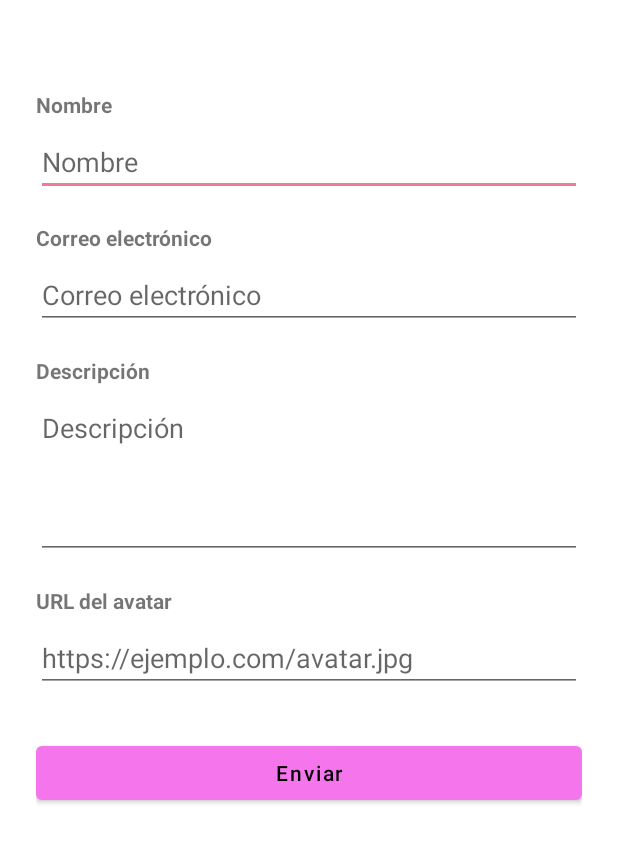
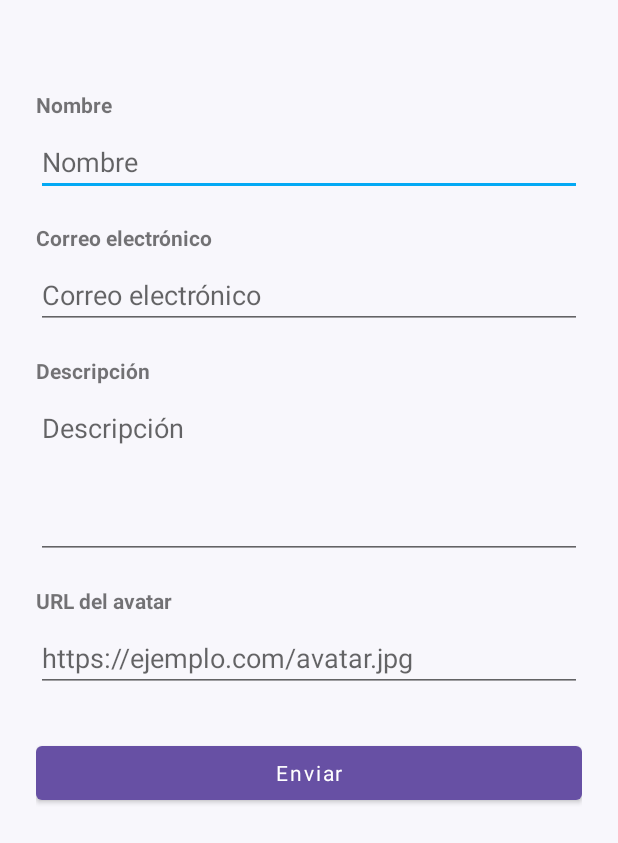
Before and after one commit to Japlaz23/perfil_usuari, an Android app: the screen it shows after launch (QuestActivity), on a phone screen of 412 x 824 dp. Shown: the top 843 px of the screen. Run offline under Robolectric (Android 15) with nearby library versions, the phone set to English and light mode, and no system bars.

Commit message:
Aplicando estilos

```diff
--- a/app/src/main/res/layout/quest.xml
+++ b/app/src/main/res/layout/quest.xml
@@ -85,6 +85,7 @@
 
         <Button
             android:id="@+id/enviarbtn"
+            style="@style/AppButton"
             android:layout_width="match_parent"
             android:layout_height="wrap_content"
             android:layout_marginTop="30dp"
--- a/app/src/main/res/layout/result.xml
+++ b/app/src/main/res/layout/result.xml
@@ -81,6 +81,7 @@
 
         <Button
             android:id="@+id/backButton"
+            style="@style/AppButton"
             android:layout_width="match_parent"
             android:layout_height="wrap_content"
             android:layout_marginTop="32dp"
--- a/app/src/main/res/values-night/themes.xml
+++ b/app/src/main/res/values-night/themes.xml
@@ -1,16 +1,28 @@
-<resources xmlns:tools="http://schemas.android.com/tools">
-    <!-- Base application theme. -->
-    <style name="Theme.Perfil_usuari" parent="Theme.MaterialComponents.DayNight.NoActionBar">
-        <!-- Primary brand color. -->
-        <item name="colorPrimary">#F475EC</item>
-        <item name="colorPrimaryVariant">#298DE9</item>
-        <item name="colorOnPrimary">#000000</item>
-        <!-- Secondary brand color. -->
-        <item name="colorSecondary">#F27A99</item>
-        <item name="colorSecondaryVariant">#F8487A</item>
-        <item name="colorOnSecondary">#000000</item>
-        <!-- Status bar color. -->
-        <item name="android:statusBarColor">?attr/colorPrimaryVariant</item>
-        <!-- Customize your theme here. -->
+<resources>
+
+    <style name="Theme.Perfil_usuari"
+        parent="Theme.MaterialComponents.DayNight.NoActionBar">
+
+        <item name="colorPrimary">#D0BCFF</item>
+        <item name="colorPrimaryVariant">#4F378B</item>
+        <item name="colorOnPrimary">#381E72</item>
+
+        <item name="colorSecondary">#CCC2DC</item>
+        <item name="colorSecondaryVariant">#4A4458</item>
+        <item name="colorOnSecondary">#332D41</item>
+
+        <item name="android:colorBackground">#141218</item>
+        <item name="colorSurface">#211F26</item>
+        <item name="colorOnSurface">#E6E0E9</item>
+
+        <item name="android:statusBarColor">#141218</item>
+        <item name="android:navigationBarColor">#141218</item>
+        <item name="android:windowLightStatusBar">false</item>
+        <item name="android:windowLightNavigationBar">false</item>
+
+        <item name="colorError">#F2B8B5</item>
+        <item name="colorOnError">#601410</item>
+
     </style>
+
 </resources>
--- a/app/src/main/res/values/themes.xml
+++ b/app/src/main/res/values/themes.xml
@@ -1,16 +1,35 @@
 <resources xmlns:tools="http://schemas.android.com/tools">
-    <!-- Base application theme. -->
+
     <style name="Theme.Perfil_usuari" parent="Theme.MaterialComponents.DayNight.NoActionBar">
-        <!-- Primary brand color. -->
-        <item name="colorPrimary">#F475EC</item>
-        <item name="colorPrimaryVariant">#298DE9</item>
-        <item name="colorOnPrimary">#000000</item>
-        <!-- Secondary brand color. -->
-        <item name="colorSecondary">#F27A99</item>
-        <item name="colorSecondaryVariant">#F8487A</item>
-        <item name="colorOnSecondary">#000000</item>
-        <!-- Status bar color. -->
-        <item name="android:statusBarColor">?attr/colorPrimaryVariant</item>
-        <!-- Customize your theme here. -->
+
+        <!-- Colores principales -->
+        <item name="colorPrimary">#6750A4</item>
+        <item name="colorPrimaryVariant">#4F378B</item>
+        <item name="colorOnPrimary">#FFFFFF</item>
+
+        <!-- Colores secundarios -->
+        <item name="colorSecondary">#03A9F4</item>
+        <item name="colorSecondaryVariant">#0288D1</item>
+        <item name="colorOnSecondary">#FFFFFF</item>
+
+        <!-- Fondo y superficies -->
+        <item name="android:colorBackground">#F8F7FC</item>
+        <item name="colorSurface">#FFFFFF</item>
+        <item name="colorOnSurface">#1D1B20</item>
+
+        <!-- Barra superior y navegación -->
+        <item name="android:statusBarColor">#4F378B</item>
+        <item name="android:navigationBarColor">#F8F7FC</item>
+        <item name="android:windowLightNavigationBar" tools:targetApi="27">true</item>
+
+        <!-- Texto -->
+        <item name="android:fontFamily">sans</item>
+        <item name="android:windowActionModeOverlay">true</item>
+
+        <!-- Colores de error -->
+        <item name="colorError">#B3261E</item>
+        <item name="colorOnError">#FFFFFF</item>
+
     </style>
+
 </resources>
```
